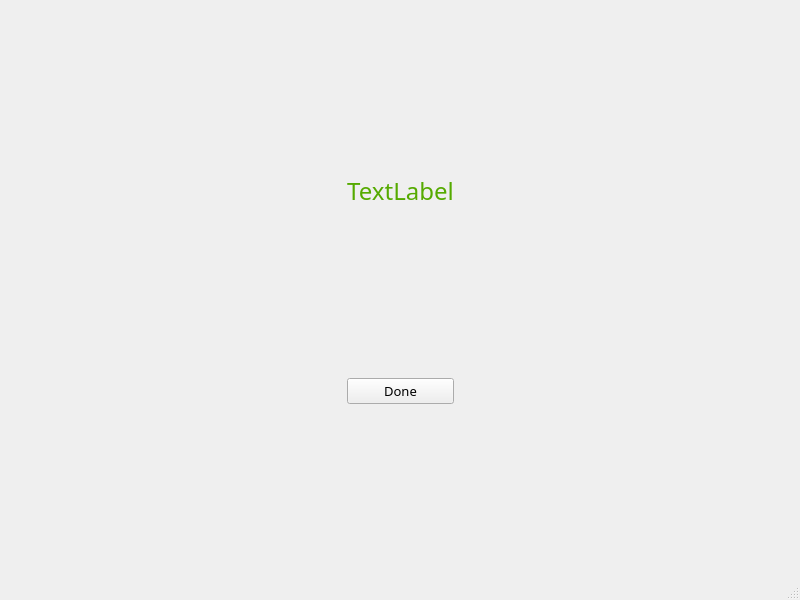
The window that Tips.ui (nrodeghi/BoilerMake2020) describes before a commit, drawn with Qt 5.
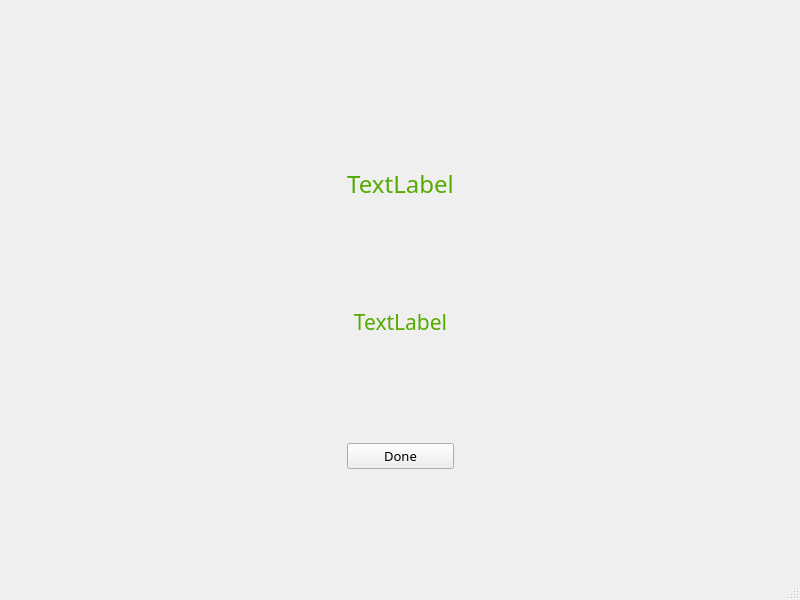
The same window after the commit. Icons and pictures are not drawn.

```diff
--- a/Tips.ui
+++ b/Tips.ui
@@ -15,7 +15,20 @@
   </property>
   <widget class="QWidget" name="centralwidget">
    <layout class="QGridLayout" name="gridLayout">
-    <item row="3" column="2">
+    <item row="6" column="0">
+     <spacer name="horizontalSpacer">
+      <property name="orientation">
+       <enum>Qt::Horizontal</enum>
+      </property>
+      <property name="sizeHint" stdset="0">
+       <size>
+        <width>40</width>
+        <height>20</height>
+       </size>
+      </property>
+     </spacer>
+    </item>
+    <item row="5" column="2">
      <widget class="QPushButton" name="btnDone">
       <property name="font">
        <font>
@@ -41,19 +54,6 @@
       </property>
      </spacer>
     </item>
-    <item row="4" column="0">
-     <spacer name="horizontalSpacer">
-      <property name="orientation">
-       <enum>Qt::Horizontal</enum>
-      </property>
-      <property name="sizeHint" stdset="0">
-       <size>
-        <width>40</width>
-        <height>20</height>
-       </size>
-      </property>
-     </spacer>
-    </item>
     <item row="1" column="2">
      <widget class="QLabel" name="lbTip">
       <property name="font">
@@ -80,7 +80,7 @@
       </property>
      </spacer>
     </item>
-    <item row="4" column="2">
+    <item row="6" column="2">
      <spacer name="verticalSpacer_2">
       <property name="orientation">
        <enum>Qt::Vertical</enum>
@@ -93,7 +93,20 @@
       </property>
      </spacer>
     </item>
-    <item row="2" column="2">
+    <item row="3" column="2">
+     <widget class="QLabel" name="lbTip2">
+      <property name="font">
+       <font>
+        <family>Bahnschrift</family>
+        <pointsize>18</pointsize>
+       </font>
+      </property>
+      <property name="text">
+       <string>&lt;html&gt;&lt;head/&gt;&lt;body&gt;&lt;p align=&quot;center&quot;&gt;&lt;span style=&quot; font-size:16pt; color:#55aa00;&quot;&gt;TextLabel&lt;/span&gt;&lt;/p&gt;&lt;/body&gt;&lt;/html&gt;</string>
+      </property>
+     </widget>
+    </item>
+    <item row="4" column="2">
      <spacer name="verticalSpacer_3">
       <property name="orientation">
        <enum>Qt::Vertical</enum>
@@ -106,6 +119,19 @@
       </property>
      </spacer>
     </item>
+    <item row="2" column="2">
+     <spacer name="verticalSpacer_4">
+      <property name="orientation">
+       <enum>Qt::Vertical</enum>
+      </property>
+      <property name="sizeHint" stdset="0">
+       <size>
+        <width>20</width>
+        <height>40</height>
+       </size>
+      </property>
+     </spacer>
+    </item>
    </layout>
   </widget>
   <widget class="QMenuBar" name="menubar">
```
Left out of the diff: 4 changed lines with no effect on the pictures.
